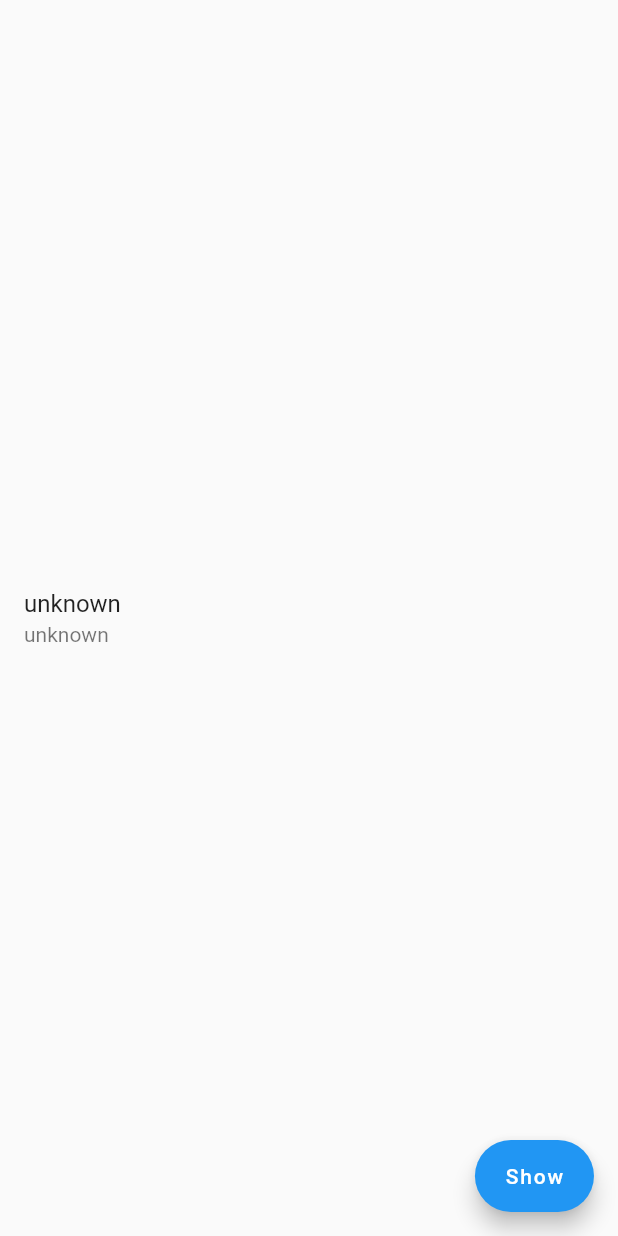
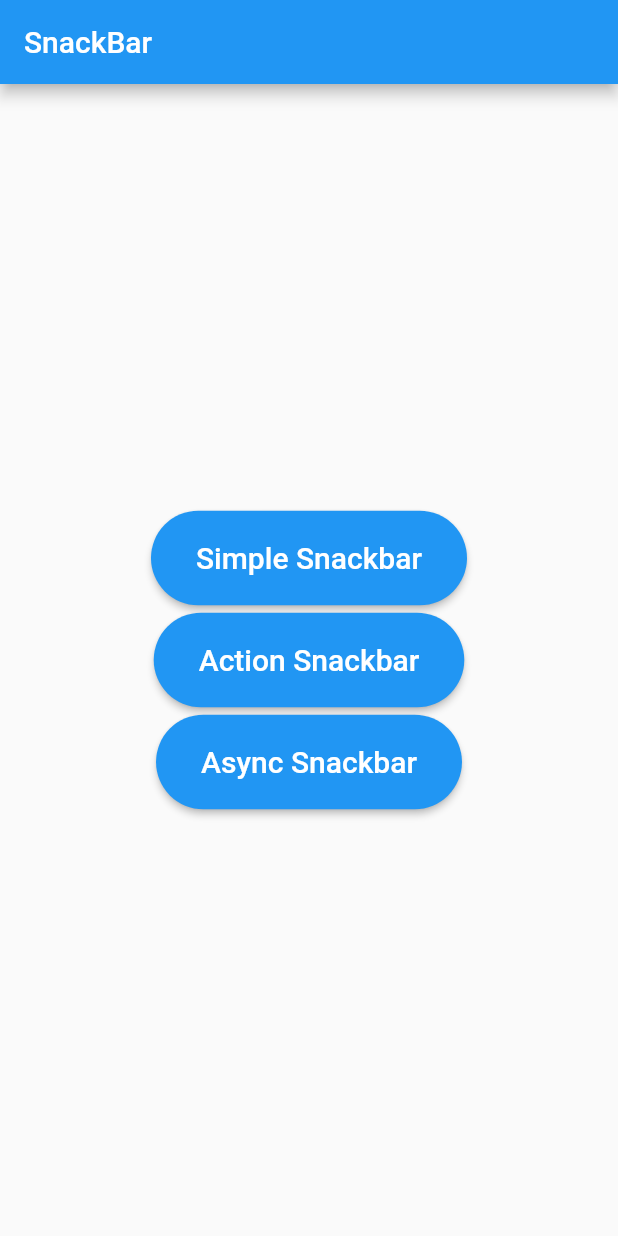
Before and after one commit to Deatsilence/practices, a Flutter app: the screen it shows after launch, on a phone screen of 412 x 824 dp. Run offline on Flutter 3.47's test engine with Material 2 defaults, Android fonts, the phone set to English and light mode, and no system bars; our stand-ins replace gap, logger.

Commit message:
using areas of snackbar added

```diff
--- /dev/null
+++ b/lib/feature/snackbar/button_widget.dart
@@ -0,0 +1,28 @@
+// ignore_for_file: public_member_api_docs, sort_constructors_first
+import 'package:flutter/material.dart';
+
+class ButtonWidget extends StatelessWidget {
+  const ButtonWidget({
+    Key? key,
+    required this.text,
+    required this.onPressed,
+  }) : super(key: key);
+  final String text;
+  final VoidCallback onPressed;
+
+  @override
+  Widget build(BuildContext context) => ElevatedButton(
+        style: ElevatedButton.styleFrom(
+          shape: const StadiumBorder(),
+          padding: const EdgeInsets.symmetric(
+            horizontal: 30,
+            vertical: 20,
+          ),
+        ),
+        onPressed: onPressed,
+        child: Text(
+          text,
+          style: const TextStyle(fontSize: 20),
+        ),
+      );
+}
--- /dev/null
+++ b/lib/feature/snackbar/snackbar_view.dart
@@ -0,0 +1,71 @@
+import 'package:flutter/material.dart';
+import 'package:gap/gap.dart';
+import 'package:practices/feature/short_but_gold/extension/list_gutter_extension.dart';
+import 'package:practices/feature/snackbar/button_widget.dart';
+import 'package:practices/feature/snackbar/other_page_view.dart';
+
+class SnackbarView extends StatefulWidget {
+  const SnackbarView({super.key});
+
+  @override
+  State<SnackbarView> createState() => _SnackbarViewState();
+}
+
+class _SnackbarViewState extends State<SnackbarView> {
+  @override
+  Widget build(BuildContext context) {
+    return Scaffold(
+      appBar: AppBar(
+        title: const Text("SnackBar"),
+      ),
+      body: Center(
+        child: Column(
+          mainAxisAlignment: MainAxisAlignment.center,
+          children: [
+            ButtonWidget(
+              text: "Simple Snackbar",
+              onPressed: () async {
+                const text = "(Simple)Important Message";
+                const snackbar = SnackBar(content: Text(text));
+
+                ScaffoldMessenger.of(context)
+                  ..hideCurrentSnackBar()
+                  ..showSnackBar(snackbar);
+
+                await Future.delayed(const Duration(seconds: 2));
+                Navigator.of(context).push(MaterialPageRoute(
+                  builder: (context) => const OtherPageView(),
+                ));
+              },
+            ),
+            ButtonWidget(
+              text: "Action Snackbar",
+              onPressed: () {
+                const text = "(Action)Some information to the user";
+                final snackbar = SnackBar(
+                  duration: const Duration(seconds: 10),
+                  content: const Text(text),
+                  action: SnackBarAction(
+                    label: "Dismiss",
+                    onPressed: () {},
+                  ),
+                );
+
+                ScaffoldMessenger.of(context).showSnackBar(snackbar);
+              },
+            ),
+            ButtonWidget(
+              text: "Async Snackbar",
+              onPressed: () {
+                const text = "(Async)Some information to the user";
+                const snackbar = SnackBar(content: Text(text));
+
+                ScaffoldMessenger.of(context).showSnackBar(snackbar);
+              },
+            ),
+          ].seperate(),
+        ),
+      ),
+    );
+  }
+}
--- a/lib/main.dart
+++ b/lib/main.dart
@@ -1,5 +1,5 @@
 import 'package:flutter/material.dart';
-import 'package:practices/feature/short_but_gold/view/safe_json_decode_book_view.dart';
+import 'package:practices/feature/snackbar/snackbar_view.dart';
 
 void main() => runApp(const MyApp());
 
@@ -10,7 +10,7 @@ class MyApp extends StatelessWidget {
   Widget build(BuildContext context) {
     return const MaterialApp(
       title: 'Material App',
-      home: SafeJsonDecodeBookView(),
+      home: SnackbarView(),
     );
   }
 }
--- a/pubspec.yaml
+++ b/pubspec.yaml
@@ -15,6 +15,7 @@ dependencies:
 
   cupertino_icons: ^1.0.2
   logger: ^2.0.2+1
+  gap: ^3.0.1
 
 dev_dependencies:
   flutter_test:
```
Also changed, not shown: lib/feature/short_but_gold/extension/list_gutter_extension.dart (added, +11 -0 lines), lib/feature/snackbar/other_page_view.dart (added, +35 -0 lines), pubspec.lock.
